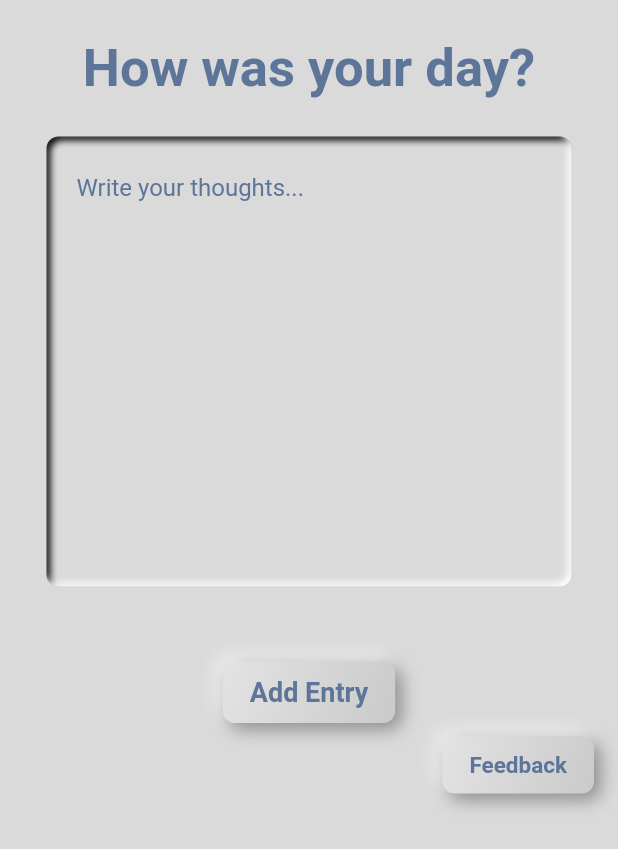
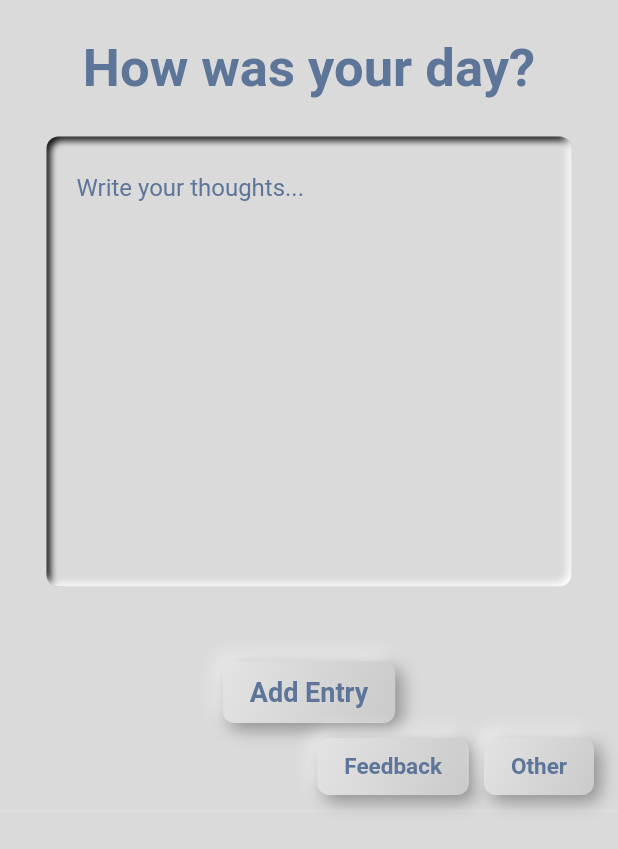
Before and after one commit to jilian-tenerife/howaiu2.0, a Flutter app: the DiaryScreen screen opened directly with empty values, on a phone screen of 412 x 824 dp. Shown: the top 849 px of the screen. Run offline on Flutter 3.47's test engine with Material 2 defaults, Android fonts, the phone set to English and light mode, and no system bars; drawn by our look-alikes of flutter_neumorphic; our stand-ins replace animated_text_kit, clay_containers, cloud_firestore, firebase_auth, firebase_core, lottie and 1 more; accounts and stored records are empty; Roboto replaces fonts that are missing (Cocogoose).

Commit message:
camera button added

```diff
--- a/lib/screens/diary_entries.dart
+++ b/lib/screens/diary_entries.dart
@@ -3,9 +3,11 @@ import 'package:cloud_firestore/cloud_firestore.dart';
 import 'package:firebase_auth/firebase_auth.dart';
 import 'package:flutter_neumorphic/flutter_neumorphic.dart';
 import 'package:howaiu/screens/calendar.dart';
+import 'package:howaiu/screens/camera.dart';
 import 'package:http/http.dart' as http;
 import 'package:flutter/material.dart';
 
+import '../widgets/custom.dart';
 import 'feedback_screen.dart';
 
 class DiaryScreen extends StatefulWidget {
@@ -64,8 +66,7 @@ class _DiaryScreenState extends State<DiaryScreen> {
     return SafeArea(
         child: Scaffold(
             backgroundColor: baseColor,
-        body: Column(
-          children: [
+            body: Column(children: [
               SizedBox(
                 height: 25,
               ),
@@ -145,11 +146,9 @@ class _DiaryScreenState extends State<DiaryScreen> {
                   child: ListView.builder(
                       itemCount: entries.length,
                       itemBuilder: (context, index) {
-                  return ListTile(
-                    title: Text(entries[index]),
-                    // in the ListView.builder
-                    trailing: NeumorphicButton(
-                      onPressed: () {
+                        return CustomTile(
+                            text: entries[index],
+                            onFeedbackTap: () {
                               // Call API and functions here
                               Navigator.push(
                                 context,
@@ -161,29 +160,13 @@ class _DiaryScreenState extends State<DiaryScreen> {
                                 ),
                               );
                             },
-                      style: NeumorphicStyle(
-                        color: Colors
-                            .grey[300], // Set the button's background color
-                        depth: 8,
-                        intensity: 0.7,
-                        lightSource: LightSource.topLeft,
-                        shape: NeumorphicShape.convex,
-                      ),
-                      child: Text(
-                        'Feedback',
-                        style: TextStyle(
-                            fontSize: 15,
-                            fontWeight: FontWeight.bold,
-                            color: Color(0xff5d7599)),
-                      ),
-                    ),
-                  );
-                },
-              ),
-            ),
-          ],
-        ),
-      ),
-    );
+                            onOtherTap: () {
+                              Navigator.push(
+                                  context,
+                                  MaterialPageRoute(
+                                      builder: (context) => camera()));
+                            });
+                      }))
+            ])));
   }
 }
--- /dev/null
+++ b/lib/widgets/custom.dart
@@ -0,0 +1,74 @@
+import 'package:flutter/cupertino.dart';
+import 'package:flutter_neumorphic/flutter_neumorphic.dart';
+
+class CustomTile extends StatelessWidget {
+  final String text;
+  final VoidCallback onFeedbackTap;
+  final VoidCallback onOtherTap;
+
+  const CustomTile({
+    Key? key,
+    required this.text,
+    required this.onFeedbackTap,
+    required this.onOtherTap,
+  }) : super(key: key);
+
+  @override
+  Widget build(BuildContext context) {
+    return Container(
+      decoration: BoxDecoration(
+        border: Border(bottom: BorderSide(color: Colors.grey[300]!)),
+      ),
+      child: Padding(
+        padding: const EdgeInsets.symmetric(vertical: 10.0, horizontal: 16.0),
+        child: Row(
+          mainAxisAlignment: MainAxisAlignment.spaceBetween,
+          children: [
+            Expanded(child: Text(text)),
+            Row(
+              children: [
+                NeumorphicButton(
+                  onPressed: onFeedbackTap,
+                  style: NeumorphicStyle(
+                    color: Colors.grey[300],
+                    depth: 8,
+                    intensity: 0.7,
+                    lightSource: LightSource.topLeft,
+                    shape: NeumorphicShape.convex,
+                  ),
+                  child: Text(
+                    'Feedback',
+                    style: TextStyle(
+                      fontSize: 15,
+                      fontWeight: FontWeight.bold,
+                      color: Color(0xff5d7599),
+                    ),
+                  ),
+                ),
+                SizedBox(width: 10),
+                NeumorphicButton(
+                  onPressed: onOtherTap,
+                  style: NeumorphicStyle(
+                    color: Colors.grey[300],
+                    depth: 8,
+                    intensity: 0.7,
+                    lightSource: LightSource.topLeft,
+                    shape: NeumorphicShape.convex,
+                  ),
+                  child: Text(
+                    'Other',
+                    style: TextStyle(
+                      fontSize: 15,
+                      fontWeight: FontWeight.bold,
+                      color: Color(0xff5d7599),
+                    ),
+                  ),
+                ),
+              ],
+            ),
+          ],
+        ),
+      ),
+    );
+  }
+}
```
Also changed, not shown: lib/screens/camera.dart (added, +11 -0 lines), lib/screens/login.dart (+12 -7 lines). Lines whose indentation alone changed are shown as unchanged.
